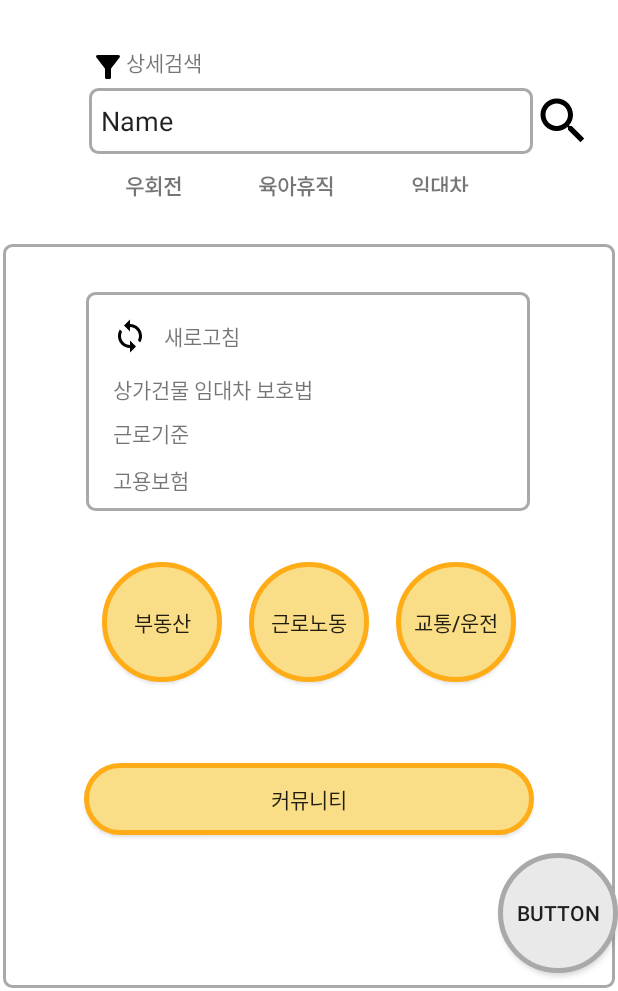
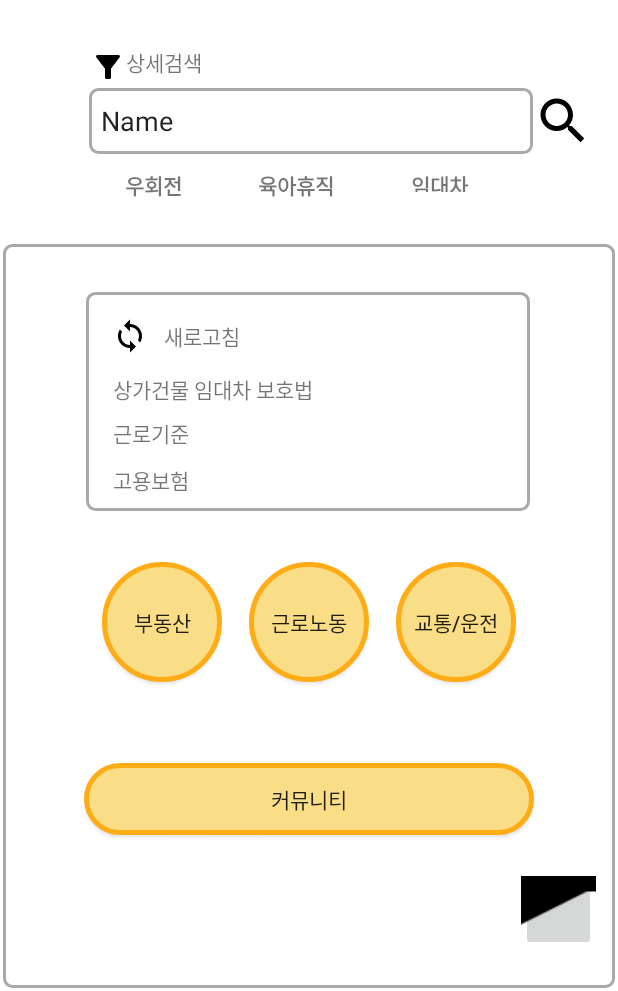
Before and after one commit to snyann/HolLaw_android, an Android app: the screen it shows after launch (MainActivity), on a phone screen of 412 x 824 dp, the part 245-1236 px from its top. Run offline under Robolectric (Android 15) with nearby library versions, the phone set to English and light mode, and no system bars.

Commit message:
챗봇 버튼 적용, 배경 xml 적용 필요

```diff
--- a/app/src/main/res/layout/activity_main.xml
+++ b/app/src/main/res/layout/activity_main.xml
@@ -226,14 +226,13 @@
             app:layout_constraintStart_toStartOf="parent"
             app:layout_constraintTop_toBottomOf="@id/btn_work" />
 
-        <Button
+        <ImageButton
             android:id="@+id/button7"
-            android:layout_width="80dp"
-            android:layout_height="80dp"
+            android:layout_width="50dp"
+            android:layout_height="50dp"
             android:layout_marginStart="364dp"
             android:layout_marginEnd="32dp"
-            android:background="@drawable/custom_btn_g"
-            android:text="Button"
+            android:src="@drawable/chat_bot"
             app:layout_constraintBottom_toBottomOf="parent"
             app:layout_constraintEnd_toEndOf="parent"
             app:layout_constraintStart_toStartOf="parent"
```
Also changed, not shown: app/src/main/res/drawable/chat_bot.png (added), app/src/main/res/mipmap-hdpi/ic_chatbot.png (added), app/src/main/res/mipmap-mdpi/ic_chatbot.png (added), app/src/main/res/mipmap-xhdpi/ic_chatbot.png (added), app/src/main/res/mipmap-xxhdpi/ic_chatbot.png (added), app/src/main/res/mipmap-xxxhdpi/ic_chatbot.png (added).
